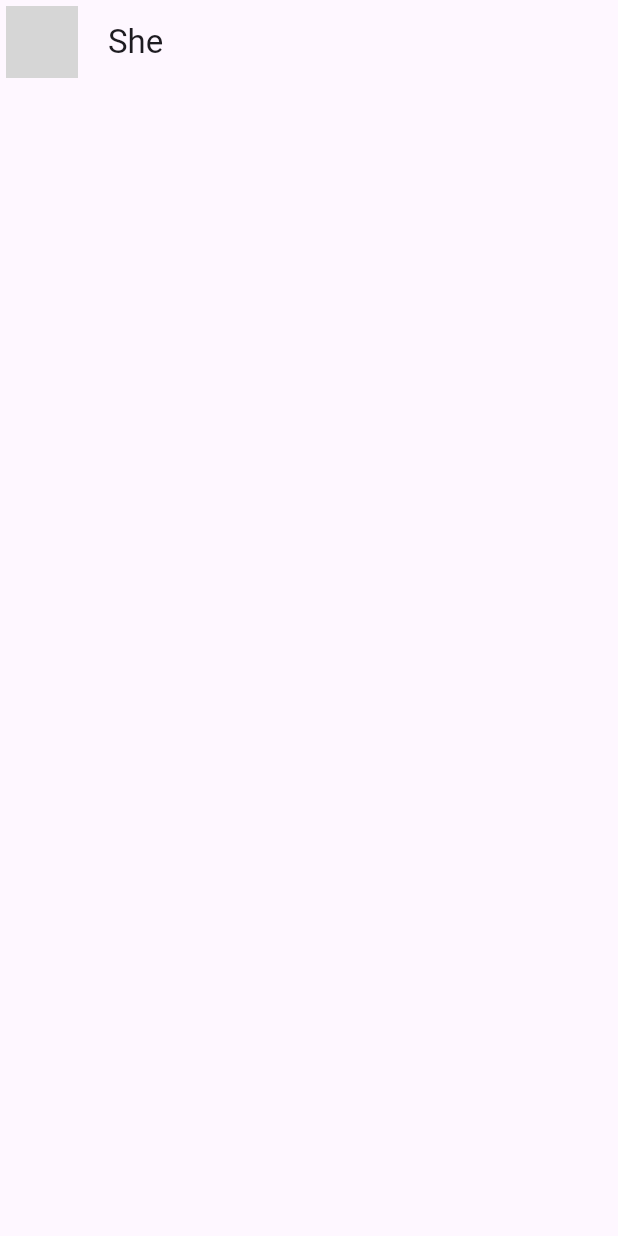
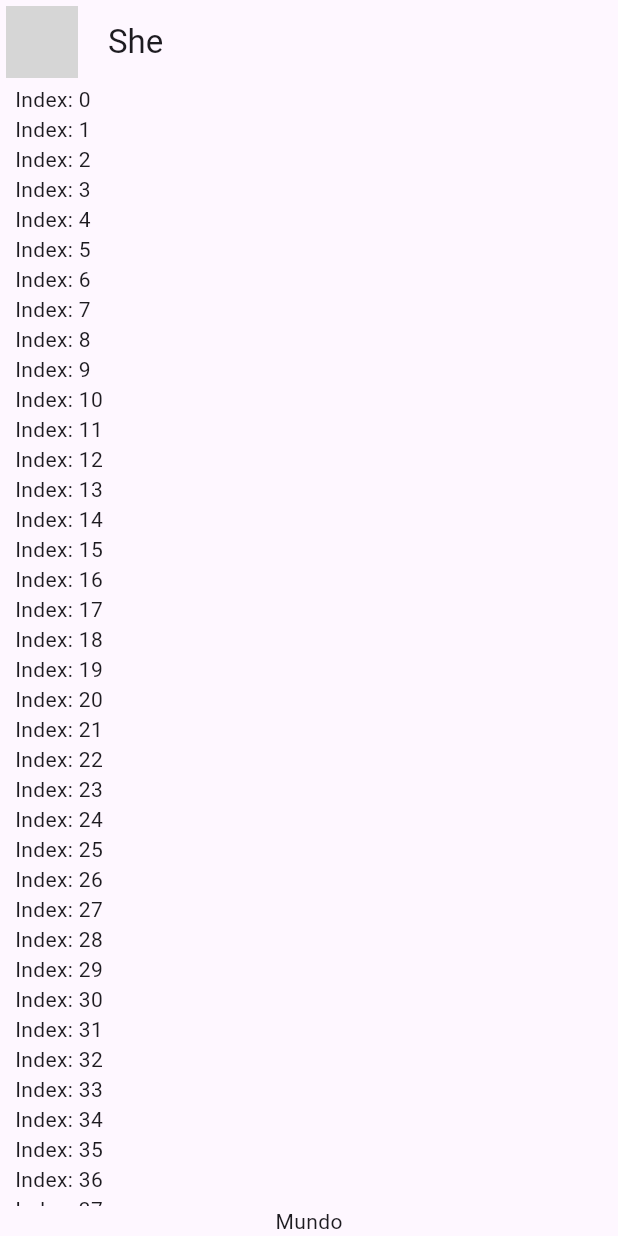
Before and after one commit to jermp96/yes_no_app, a Flutter app: the screen it shows after launch, on a phone screen of 412 x 824 dp. Run offline on Flutter 3.47's test engine with Material 2 defaults, Android fonts, the phone set to English and light mode, and no system bars; network calls fail; grey boxes are pictures that could not be loaded.

```diff
--- a/lib/presentation/chat/chat_screen.dart
+++ b/lib/presentation/chat/chat_screen.dart
@@ -16,6 +16,29 @@ class ChatScreen extends StatelessWidget {
         title: const Text('She'),
         centerTitle: false,
       ),
+      body: _ChatView(),
     );
   }
 }
+
+class _ChatView extends StatelessWidget {
+
+  @override
+  Widget build(BuildContext context) {
+    return SafeArea(
+      child: Padding(
+        padding: const EdgeInsets.symmetric(horizontal: 10),
+        child: Column(
+          children: [
+            Expanded(
+              child: ListView.builder(itemCount: 100, itemBuilder: (context, index) {
+                return Text('Index: $index');
+              },)
+            ),
+            Text('Mundo')
+          ],
+        ),
+      ),
+    );
+  }
+}
```
